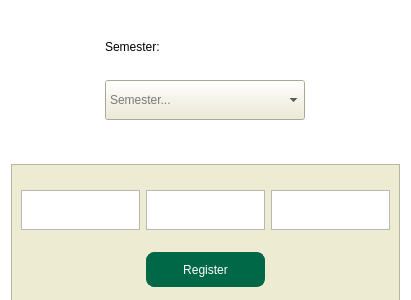
Qt form studentregistrationform.ui (RyanLewis155/College-Portal-Project) before a commit.
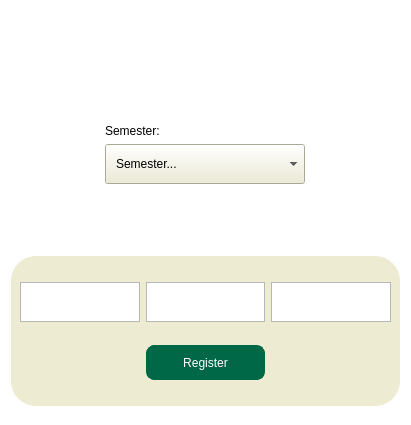
The same form after that commit.

Diff of the .ui file:
```diff
--- a/studentregistrationform.ui
+++ b/studentregistrationform.ui
@@ -7,13 +7,13 @@
     <x>0</x>
     <y>0</y>
     <width>411</width>
-    <height>300</height>
+    <height>425</height>
    </rect>
   </property>
   <property name="maximumSize">
    <size>
     <width>600</width>
-    <height>300</height>
+    <height>500</height>
    </size>
   </property>
   <property name="windowTitle">
@@ -48,6 +48,7 @@
      <property name="styleSheet">
       <string notr="true">QFrame#frame_CourseEntries {
 	background-color: #EDEBD1;
+	border-radius: 25px;
 }</string>
      </property>
      <property name="frameShape">
@@ -158,7 +159,7 @@
 }</string>
      </property>
      <layout class="QVBoxLayout" name="verticalLayout">
-      <item>
+      <item alignment="Qt::AlignmentFlag::AlignBottom">
        <widget class="QLabel" name="label_SemesterPicker">
         <property name="sizePolicy">
          <sizepolicy hsizetype="Expanding" vsizetype="Expanding">
@@ -210,10 +211,14 @@
          <string notr="true">QComboBox#comboBox_RegSemester {
 	background-color: #EDEBD1;
 	color: black;
+	padding-left: 10px;
+	padding-right: 10px;
+	padding-top: 2px;
+	padding-bottom: 2px;
 }</string>
         </property>
         <property name="currentText">
-         <string>Summer 2026</string>
+         <string/>
         </property>
         <property name="placeholderText">
          <string>Semester...</string>
```
